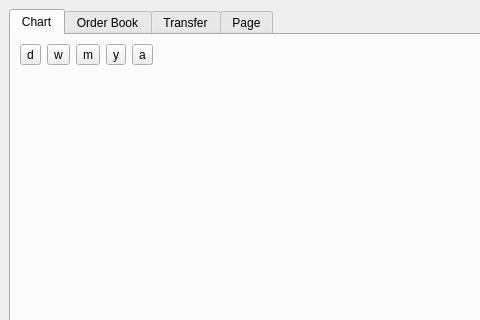
The window that src/mainwindow.ui (biddisco/lxqt-build-tools) describes before a commit, drawn with Qt 5; both pictures show x 0 to 480 and y 0 to 320 of the 1080 by 727 pixel window.
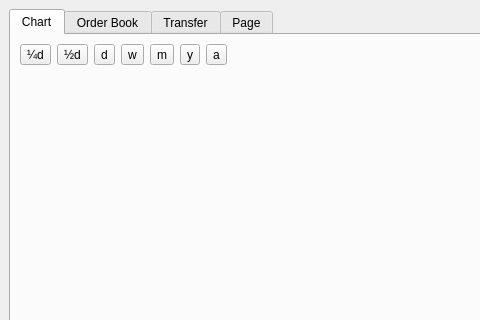
The same window after the commit.

Patch:
```diff
--- a/src/mainwindow.ui
+++ b/src/mainwindow.ui
@@ -35,6 +35,20 @@
          <layout class="QVBoxLayout" name="verticalLayout_3">
           <item>
            <layout class="QHBoxLayout" name="horizontalLayout_2">
+            <item>
+             <widget class="QToolButton" name="gt_6">
+              <property name="text">
+               <string>¼d</string>
+              </property>
+             </widget>
+            </item>
+            <item>
+             <widget class="QToolButton" name="gt_12">
+              <property name="text">
+               <string>½d</string>
+              </property>
+             </widget>
+            </item>
             <item>
              <widget class="QToolButton" name="gt_d">
               <property name="text">
```
